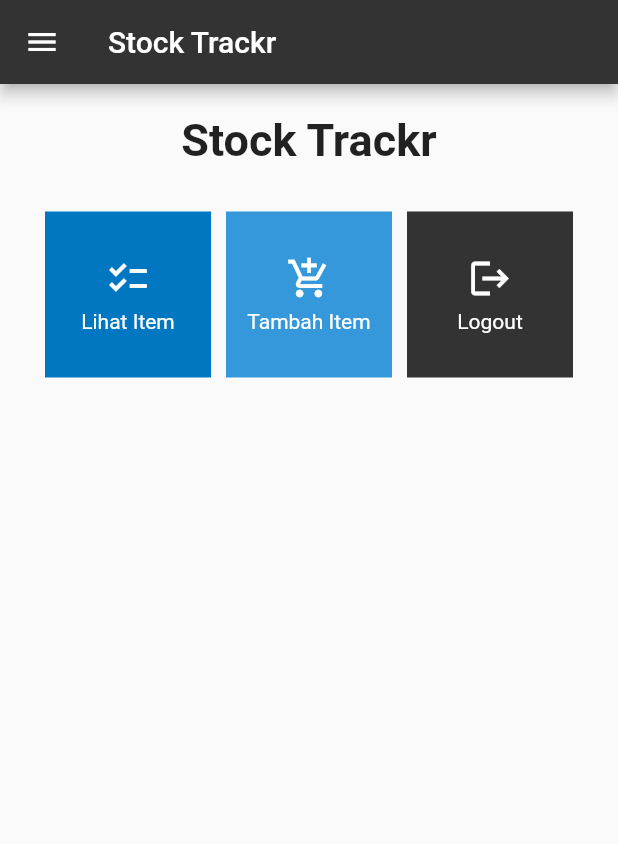
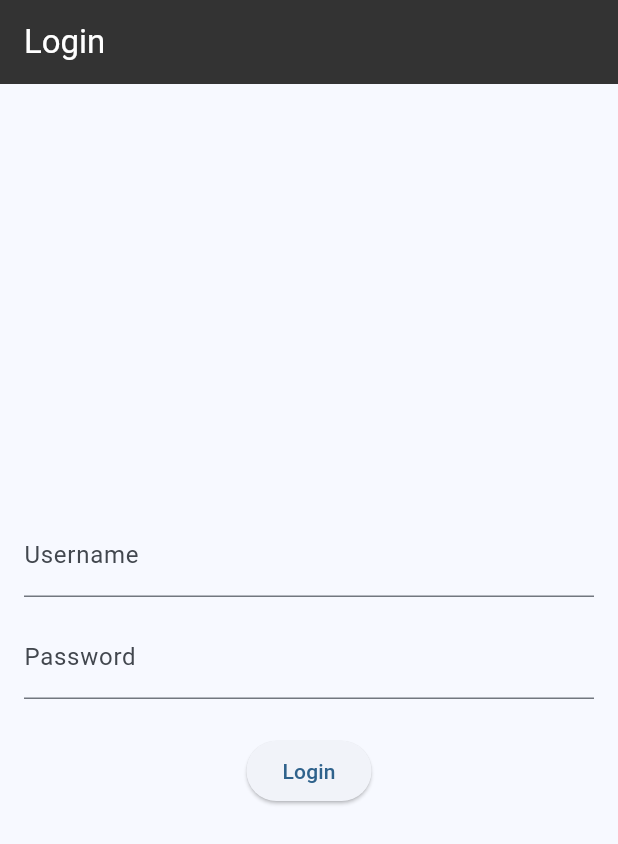
Before and after one commit to KenishaJazlyn/stock_trackr, a Flutter app: the screen it shows after launch, on a phone screen of 412 x 824 dp. Shown: the top 844 px of the screen. Run offline on Flutter 3.47's test engine with Material 2 defaults, Android fonts, the phone set to English and light mode, and no system bars; missing offline and left inert: pbp_django_auth.

Commit message:
tugas 9  done

```diff
--- a/lib/main.dart
+++ b/lib/main.dart
@@ -1,6 +1,8 @@
 import 'package:flutter/material.dart';
-import 'package:stock_trackr/screens/menu.dart';
+import 'package:pbp_django_auth/pbp_django_auth.dart';
+import 'package:provider/provider.dart';
 import 'package:stock_trackr/widgets/model.dart';
+import 'package:stock_trackr/screens/login.dart';
 List<Item> modelList = [];
 void main() {
   runApp(const MyApp());
@@ -12,27 +14,19 @@
   // This widget is the root of your application.
   @override
   Widget build(BuildContext context) {
-    return MaterialApp(
-      title: 'Flutter Demo',
-      theme: ThemeData(
-        // This is the theme of your application.
-        //
-        // TRY THIS: Try running your application with "flutter run". You'll see
-        // the application has a blue toolbar. Then, without quitting the app,
-        // try changing the seedColor in the colorScheme below to Colors.green
-        // and then invoke "hot reload" (save your changes or press the "hot
-        // reload" button in a Flutter-supported IDE, or press "r" if you used
-        // the command line to start the app).
-        //
-        // Notice that the counter didn't reset back to zero; the application
-        // state is not lost during the reload. To reset the state, use hot
-        // restart instead.
-        //
-        // This works for code too, not just values: Most code changes can be
-        // tested with just a hot reload.
-        colorScheme: ColorScheme.fromSeed(seedColor: Color.fromARGB(255, 133, 132, 133)),
+    return Provider(
+      create: (_) {
+          CookieRequest request = CookieRequest();
+          return request;
+      },
+      child :MaterialApp(
+        title: 'Flutter Demo',
+        theme: ThemeData(
+          colorScheme: ColorScheme.fromSeed(seedColor: Color.fromARGB(255, 133, 132, 133)),
+          useMaterial3: true,
+        ),
+        home: const LoginPage(),
       ),
-      home: MyHomePage(),
     );
   }
 }
--- /dev/null
+++ b/lib/screens/login.dart
@@ -0,0 +1,118 @@
+import 'package:stock_trackr/screens/menu.dart';
+import 'package:flutter/material.dart';
+import 'package:pbp_django_auth/pbp_django_auth.dart';
+import 'package:provider/provider.dart';
+
+void main() {
+  runApp(const LoginApp());
+}
+
+class LoginApp extends StatelessWidget {
+  const LoginApp({super.key});
+
+  @override
+  Widget build(BuildContext context) {
+    return MaterialApp(
+      title: 'Login',
+      theme: ThemeData(
+        primarySwatch: Colors.blue,
+      ),
+      home: const LoginPage(),
+    );
+  }
+}
+
+class LoginPage extends StatefulWidget {
+  const LoginPage({super.key});
+
+  @override
+  // ignore: library_private_types_in_public_api
+  _LoginPageState createState() => _LoginPageState();
+}
+
+class _LoginPageState extends State<LoginPage> {
+  final TextEditingController _usernameController = TextEditingController();
+  final TextEditingController _passwordController = TextEditingController();
+
+  @override
+  Widget build(BuildContext context) {
+    final request = context.watch<CookieRequest>();
+    return Scaffold(
+      appBar: AppBar(
+        title: const Text('Login'),
+        backgroundColor:  Color(0xFF333333),
+        foregroundColor: Colors.white,
+      ),
+      body: Container(
+        padding: const EdgeInsets.all(16.0),
+        child: Column(
+          mainAxisAlignment: MainAxisAlignment.center,
+          children: [
+            TextField(
+              controller: _usernameController,
+              decoration: const InputDecoration(
+                labelText: 'Username',
+              ),
+            ),
+            const SizedBox(height: 12.0),
+            TextField(
+              controller: _passwordController,
+              decoration: const InputDecoration(
+                labelText: 'Password',
+              ),
+              obscureText: true,
+            ),
+            const SizedBox(height: 24.0),
+            ElevatedButton(
+              onPressed: () async {
+                String username = _usernameController.text;
+                String password = _passwordController.text;
+
+                final response =
+                    await request.login("http://localhost:8000/auth/login/", {
+                  'username': username,
+                  'password': password,
+                });
+
+                if (request.loggedIn) {
+                  String message = response['message'];
+                  String uname = response['username'];
+                  if (context.mounted) {
+                    Navigator.pushReplacement(
+                      context,
+                      MaterialPageRoute(
+                          builder: (context) => MyHomePage()),
+                    );
+                    ScaffoldMessenger.of(context)
+                      ..hideCurrentSnackBar()
+                      ..showSnackBar(SnackBar(
+                          content: Text("$message Selamat datang, $uname.")));
+                  }
+                } else {
+                  if (context.mounted) {
+                    showDialog(
+                      context: context,
+                      builder: (context) => AlertDialog(
+                        title: const Text('Login Gagal'),
+                        content: Text(response['message']),
+                        actions: [
+                          TextButton(
+                            child: const Text('OK'),
+                            onPressed: () {
+                              Navigator.pop(context);
+                            },
+                          ),
+                        ],
+                      ),
+                    );
+                  }
+                }
+              },
+              child: const Text('Login'),
+            ),
+          ],
+        ),
+      ),
+    );
+  }
+}
--- a/pubspec.yaml
+++ b/pubspec.yaml
@@ -35,6 +35,9 @@
   # The following adds the Cupertino Icons font to your application.
   # Use with the CupertinoIcons class for iOS style icons.
   cupertino_icons: ^1.0.2
+  provider: ^6.1.1
+  pbp_django_auth: ^0.3.1
+  http: ^0.13.6
 
 dev_dependencies:
   flutter_test:
```
Also changed, not shown: lib/models/product.dart (added, +85 -0 lines), lib/screens/detail_item.dart (added, +62 -0 lines), lib/screens/list_product.dart (added, +104 -0 lines), lib/screens/shoplist_form.dart (+39 -41 lines), lib/widgets/left_drawer.dart (+3 -4 lines), lib/widgets/menu_card.dart (+35 -10 lines), pubspec.lock, 2 other files.
